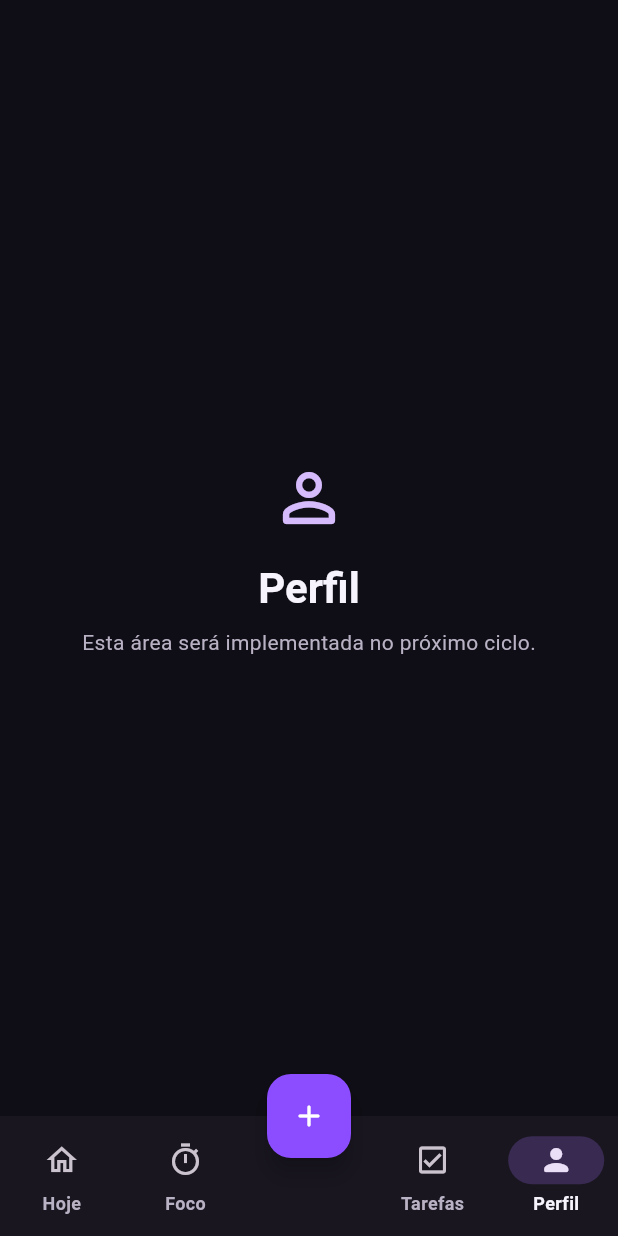
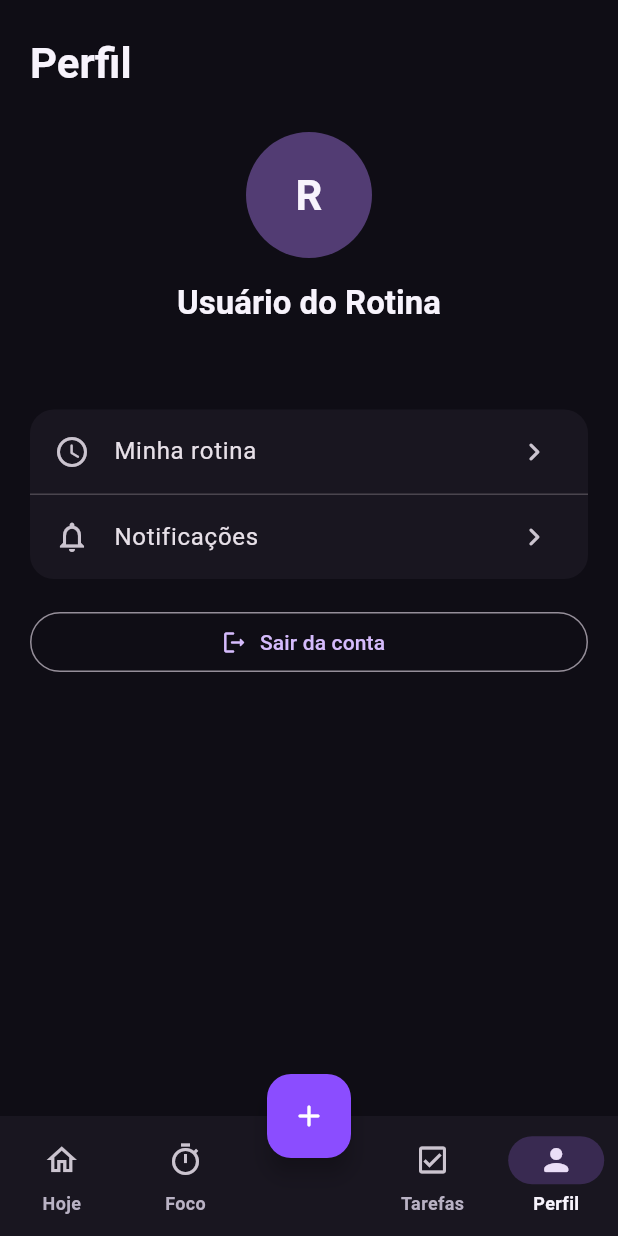
Before and after one commit to MatheusmotaDev/rotina, a Flutter app: the screen it shows once a user with an empty profile is signed in, item 5 of the bottom bar chosen, on a phone screen of 412 x 824 dp. Run offline on Flutter 3.47's test engine with Material 3 defaults, Android fonts, the phone set to English and light mode, and no system bars; our stand-ins replace flutter_dotenv, flutter_riverpod, supabase_flutter; accounts and stored records are empty.

Commit message:
feat: cria perfil e saída da conta

```diff
--- a/lib/features/auth/presentation/views/auth_gate.dart
+++ b/lib/features/auth/presentation/views/auth_gate.dart
@@ -13,7 +13,9 @@ class AuthGate extends ConsumerWidget {
     final session = ref.watch(authSessionProvider);
 
     return session.when(
-      data: (value) => value == null ? const WelcomePage() : const AppShell(),
+      data: (value) => value == null
+          ? const WelcomePage()
+          : const AppShell(authenticated: true),
       loading: () =>
           const Scaffold(body: Center(child: CircularProgressIndicator())),
       error: (_, _) => Scaffold(
--- /dev/null
+++ b/lib/features/profile/presentation/views/profile_page.dart
@@ -0,0 +1,96 @@
+import 'package:flutter/material.dart';
+import 'package:flutter_riverpod/flutter_riverpod.dart';
+
+import '../../../auth/presentation/viewmodels/auth_form_view_model.dart';
+import '../../../auth/presentation/viewmodels/auth_providers.dart';
+
+class ProfilePage extends ConsumerWidget {
+  const ProfilePage({super.key});
+
+  @override
+  Widget build(BuildContext context, WidgetRef ref) {
+    final user = ref.watch(authRepositoryProvider).currentUser;
+    final name = user?.userMetadata?['nome'] as String?;
+
+    return SafeArea(
+      child: ListView(
+        padding: const EdgeInsets.fromLTRB(20, 24, 20, 28),
+        children: [
+          Text('Perfil', style: Theme.of(context).textTheme.headlineMedium),
+          const SizedBox(height: 28),
+          CircleAvatar(
+            radius: 42,
+            child: Text(
+              _initials(name ?? user?.email ?? 'R'),
+              style: Theme.of(context).textTheme.headlineMedium,
+            ),
+          ),
+          const SizedBox(height: 16),
+          Text(
+            name?.isNotEmpty == true ? name! : 'Usuário do Rotina',
+            style: Theme.of(context).textTheme.titleLarge,
+            textAlign: TextAlign.center,
+          ),
+          const SizedBox(height: 4),
+          Text(user?.email ?? '', textAlign: TextAlign.center),
+          const SizedBox(height: 32),
+          Card(
+            child: Column(
+              children: [
+                ListTile(
+                  leading: const Icon(Icons.schedule_rounded),
+                  title: const Text('Minha rotina'),
+                  trailing: const Icon(Icons.chevron_right_rounded),
+                  onTap: () {},
+                ),
+                const Divider(height: 1),
+                ListTile(
+                  leading: const Icon(Icons.notifications_outlined),
+                  title: const Text('Notificações'),
+                  trailing: const Icon(Icons.chevron_right_rounded),
+                  onTap: () {},
+                ),
+              ],
+            ),
+          ),
+          const SizedBox(height: 18),
+          OutlinedButton.icon(
+            onPressed: () => _confirmSignOut(context, ref),
+            icon: const Icon(Icons.logout_rounded),
+            label: const Text('Sair da conta'),
+          ),
+        ],
+      ),
+    );
+  }
+
+  String _initials(String value) {
+    final parts = value.trim().split(RegExp(r'\s+'));
+    if (parts.isEmpty || parts.first.isEmpty) return 'R';
+    if (parts.length == 1) return parts.first[0].toUpperCase();
+    return '${parts.first[0]}${parts.last[0]}'.toUpperCase();
+  }
+
+  Future<void> _confirmSignOut(BuildContext context, WidgetRef ref) async {
+    final confirmed = await showDialog<bool>(
+      context: context,
+      builder: (context) => AlertDialog(
+        title: const Text('Sair da conta?'),
+        content: const Text('Você precisará entrar novamente para continuar.'),
+        actions: [
+          TextButton(
+            onPressed: () => Navigator.pop(context, false),
+            child: const Text('Cancelar'),
+          ),
+          FilledButton(
+            onPressed: () => Navigator.pop(context, true),
+            child: const Text('Sair'),
+          ),
+        ],
+      ),
+    );
+    if (confirmed == true) {
+      await ref.read(authFormViewModelProvider.notifier).signOut();
+    }
+  }
+}
--- a/lib/features/shell/presentation/views/app_shell.dart
+++ b/lib/features/shell/presentation/views/app_shell.dart
@@ -3,20 +3,28 @@ import 'package:flutter_riverpod/flutter_riverpod.dart';
 
 import '../../../../core/theme/app_colors.dart';
 import '../../../home/presentation/views/home_page.dart';
+import '../../../profile/presentation/views/profile_page.dart';
 import '../../../shared/presentation/views/placeholder_page.dart';
 import '../viewmodels/shell_view_model.dart';
 
 class AppShell extends ConsumerWidget {
-  const AppShell({super.key});
+  const AppShell({this.authenticated = false, super.key});
+
+  final bool authenticated;
 
   @override
   Widget build(BuildContext context, WidgetRef ref) {
     final selectedIndex = ref.watch(shellViewModelProvider);
-    const pages = [
-      HomePage(),
-      PlaceholderPage(title: 'Foco', icon: Icons.timer_outlined),
-      PlaceholderPage(title: 'Tarefas', icon: Icons.check_box_outlined),
-      PlaceholderPage(title: 'Perfil', icon: Icons.person_outline_rounded),
+    final pages = [
+      const HomePage(),
+      const PlaceholderPage(title: 'Foco', icon: Icons.timer_outlined),
+      const PlaceholderPage(title: 'Tarefas', icon: Icons.check_box_outlined),
+      authenticated
+          ? const ProfilePage()
+          : const PlaceholderPage(
+              title: 'Perfil',
+              icon: Icons.person_outline_rounded,
+            ),
     ];
 
     return Scaffold(
```
